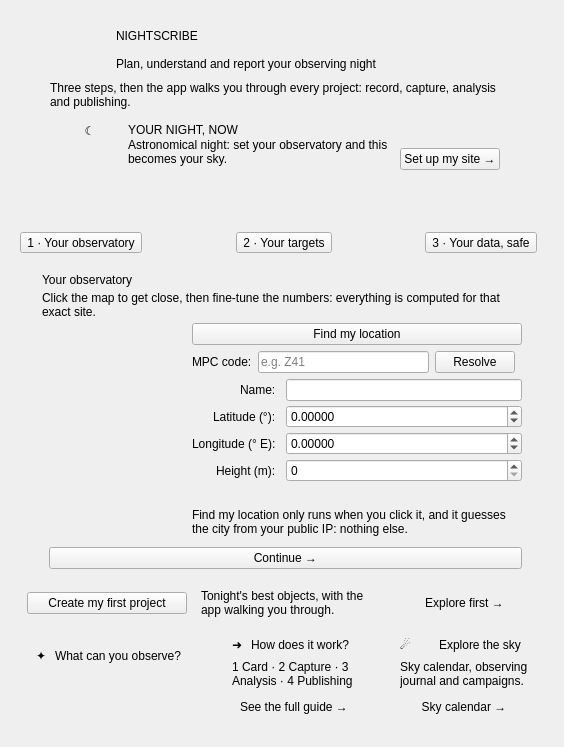
Before: the Qt Designer form nightscribe/gui/ui/welcome_tab.ui in irydeo/nightscribe, drawn with Qt 5.
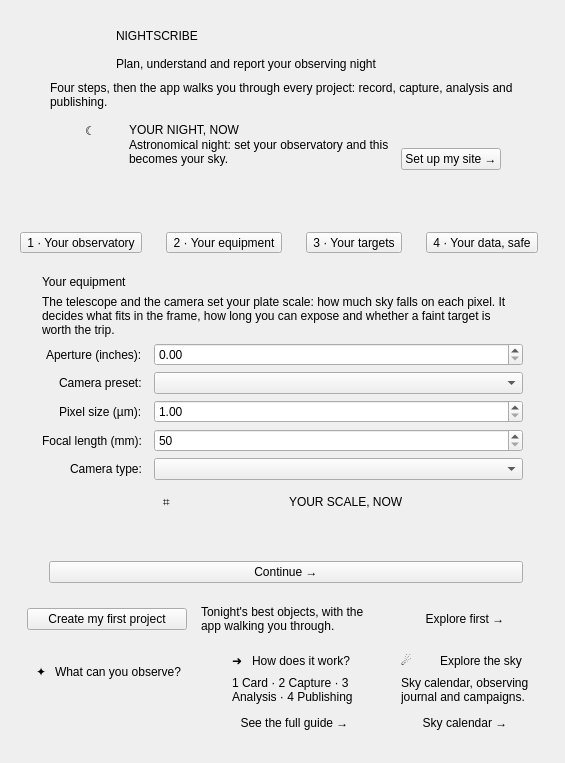
After: the same form once the commit is applied. The open tabs and pages were chosen to show the change.

Commit message: feat(welcome): the equipment step and the scale hook; the classic dialogs retire

Diff of the .ui file:
```diff
--- a/nightscribe/gui/ui/welcome_tab.ui
+++ b/nightscribe/gui/ui/welcome_tab.ui
@@ -89,7 +89,7 @@
          </item>
          <item>
           <widget class="QLabel" name="welcomeLead">
-           <property name="text"><string>Three steps, then the app walks you through every project: record, capture, analysis and publishing.</string></property>
+           <property name="text"><string>Four steps, then the app walks you through every project: record, capture, analysis and publishing.</string></property>
            <property name="wordWrap"><bool>true</bool></property>
            <property name="maximumSize"><size><width>660</width><height>16777215</height></size></property>
           </widget>
@@ -174,15 +174,29 @@
        <property name="maximumSize"><size><width>16777215</width><height>2</height></size></property>
       </widget>
      </item>
+     <item>
+      <widget class="QToolButton" name="btn_step_equip">
+       <property name="text"><string>2 · Your equipment</string></property>
+       <property name="toolTip"><string>Your telescope and camera: they set how much sky falls on each pixel</string></property>
+       <property name="checkable"><bool>true</bool></property>
+      </widget>
+     </item>
+     <item>
+      <widget class="QFrame" name="rail_sep2">
+       <property name="frameShape"><enum>QFrame::NoFrame</enum></property>
+       <property name="minimumSize"><size><width>24</width><height>2</height></size></property>
+       <property name="maximumSize"><size><width>16777215</width><height>2</height></size></property>
+      </widget>
+     </item>
      <item>
       <widget class="QToolButton" name="btn_step_kinds">
-       <property name="text"><string>2 · Your targets</string></property>
+       <property name="text"><string>3 · Your targets</string></property>
        <property name="toolTip"><string>The kinds of object you want to follow</string></property>
        <property name="checkable"><bool>true</bool></property>
       </widget>
      </item>
      <item>
-      <widget class="QFrame" name="rail_sep2">
+      <widget class="QFrame" name="rail_sep3">
        <property name="frameShape"><enum>QFrame::NoFrame</enum></property>
        <property name="minimumSize"><size><width>24</width><height>2</height></size></property>
        <property name="maximumSize"><size><width>16777215</width><height>2</height></size></property>
@@ -190,7 +204,7 @@
      </item>
      <item>
       <widget class="QToolButton" name="btn_step_data">
-       <property name="text"><string>3 · Your data, safe</string></property>
+       <property name="text"><string>4 · Your data, safe</string></property>
        <property name="toolTip"><string>Your database is copied and the changes are explained</string></property>
        <property name="checkable"><bool>true</bool></property>
       </widget>
@@ -335,6 +349,103 @@
        </item>
       </layout>
      </widget>
+     <widget class="QFrame" name="panel_equipment">
+      <layout class="QVBoxLayout" name="equipLayout">
+       <property name="leftMargin"><number>22</number></property>
+       <property name="topMargin"><number>14</number></property>
+       <property name="rightMargin"><number>22</number></property>
+       <property name="bottomMargin"><number>14</number></property>
+       <property name="spacing"><number>6</number></property>
+       <item>
+        <widget class="QLabel" name="lbl_equip_title">
+         <property name="text"><string>Your equipment</string></property>
+        </widget>
+       </item>
+       <item>
+        <widget class="QLabel" name="lbl_equip_sub">
+         <property name="text"><string>The telescope and the camera set your plate scale: how much sky falls on each pixel. It decides what fits in the frame, how long you can expose and whether a faint target is worth the trip.</string></property>
+         <property name="wordWrap"><bool>true</bool></property>
+        </widget>
+       </item>
+       <item>
+        <layout class="QFormLayout" name="equipForm">
+         <property name="labelAlignment"><set>Qt::AlignRight|Qt::AlignVCenter</set></property>
+         <property name="horizontalSpacing"><number>12</number></property>
+         <property name="verticalSpacing"><number>6</number></property>
+         <item row="0" column="0"><widget class="QLabel" name="lbl_equip_aperture"><property name="text"><string>Aperture (inches):</string></property></widget></item>
+         <item row="0" column="1"><widget class="QDoubleSpinBox" name="spn_aperture"><property name="toolTip"><string>Sizes transit targets against the aperture ExoClock asks for, and scales the "why tonight" reasons</string></property><property name="maximum"><double>100.0</double></property></widget></item>
+         <item row="1" column="0"><widget class="QLabel" name="lbl_equip_preset"><property name="text"><string>Camera preset:</string></property></widget></item>
+         <item row="1" column="1"><widget class="QComboBox" name="cmb_cam_preset"><property name="toolTip"><string>Fills the pixel size and the sensor profile (read noise, dark current, full well) from the camera's datasheet. A real measurement always beats a datasheet; you can change any of it later in Settings</string></property></widget></item>
+         <item row="2" column="0"><widget class="QLabel" name="lbl_equip_pixel"><property name="text"><string>Pixel size (µm):</string></property></widget></item>
+         <item row="2" column="1"><widget class="QDoubleSpinBox" name="spn_pixel_um"><property name="decimals"><number>2</number></property><property name="minimum"><double>1.0</double></property><property name="maximum"><double>30.0</double></property></widget></item>
+         <item row="3" column="0"><widget class="QLabel" name="lbl_equip_focal"><property name="text"><string>Focal length (mm):</string></property></widget></item>
+         <item row="3" column="1"><widget class="QDoubleSpinBox" name="spn_focal_mm"><property name="decimals"><number>0</number></property><property name="minimum"><double>50.0</double></property><property name="maximum"><double>20000.0</double></property></widget></item>
+         <item row="4" column="0"><widget class="QLabel" name="lbl_equip_camtype"><property name="text"><string>Camera type:</string></property></widget></item>
+         <item row="4" column="1"><widget class="QComboBox" name="cmb_camera_type"><property name="toolTip"><string>CCD, CMOS or DSLR; it goes into the MPC report's instrument type and into the EXOTIC handoff</string></property></widget></item>
+        </layout>
+       </item>
+       <item>
+        <widget class="QFrame" name="scaleStrip" native="true">
+         <property name="maximumSize"><size><width>720</width><height>16777215</height></size></property>
+         <layout class="QHBoxLayout" name="scaleStripLayout">
+          <property name="leftMargin"><number>14</number></property>
+          <property name="topMargin"><number>9</number></property>
+          <property name="rightMargin"><number>14</number></property>
+          <property name="bottomMargin"><number>9</number></property>
+          <property name="spacing"><number>12</number></property>
+          <item>
+           <widget class="QLabel" name="lbl_scale_icon">
+            <property name="text"><string notr="true">⌗</string></property>
+            <property name="alignment"><set>Qt::AlignTop|Qt::AlignHCenter</set></property>
+           </widget>
+          </item>
+          <item>
+           <layout class="QVBoxLayout" name="scaleTextLayout">
+            <property name="spacing"><number>1</number></property>
+            <item>
+             <widget class="QLabel" name="lbl_scale_title">
+              <property name="text"><string>YOUR SCALE, NOW</string></property>
+             </widget>
+            </item>
+            <item>
+             <widget class="QLabel" name="lbl_scale_value">
+              <property name="text"><string/></property>
+              <property name="wordWrap"><bool>true</bool></property>
+             </widget>
+            </item>
+            <item>
+             <widget class="QLabel" name="lbl_scale_note">
+              <property name="text"><string/></property>
+              <property name="wordWrap"><bool>true</bool></property>
+             </widget>
+            </item>
+           </layout>
+          </item>
+         </layout>
+        </widget>
+       </item>
+       <item>
+        <spacer name="equipBottom">
+         <property name="orientation"><enum>Qt::Vertical</enum></property>
+        </spacer>
+       </item>
+       <item>
+        <layout class="QHBoxLayout" name="equipActions">
+         <item>
+          <spacer name="equipActionsSpacer">
+           <property name="orientation"><enum>Qt::Horizontal</enum></property>
+          </spacer>
+         </item>
+         <item>
+          <widget class="QPushButton" name="btn_equip_next">
+           <property name="text"><string>Continue →</string></property>
+           <property name="toolTip"><string>Save your equipment and go to your targets</string></property>
+          </widget>
+         </item>
+        </layout>
+       </item>
+      </layout>
+     </widget>
      <widget class="QFrame" name="panel_kinds">
       <layout class="QVBoxLayout" name="kindsLayout">
        <property name="leftMargin"><number>22</number></property>
```
Left out of the diff: 6 changed lines with no effect on the pictures. The commit also changes 63 other files.
